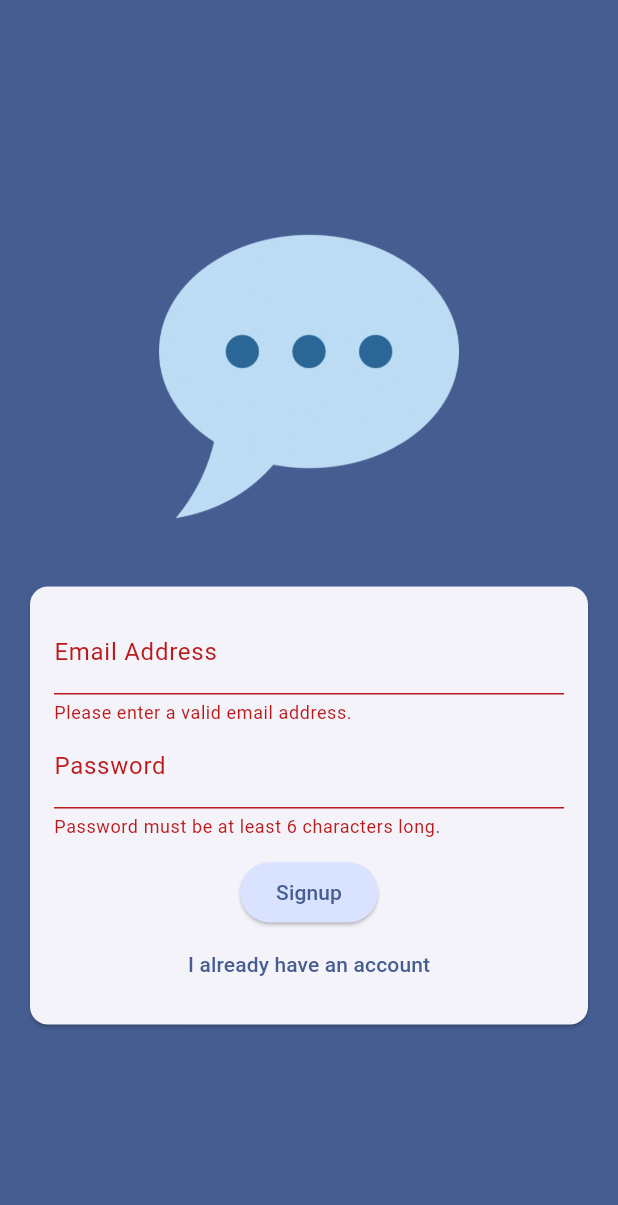
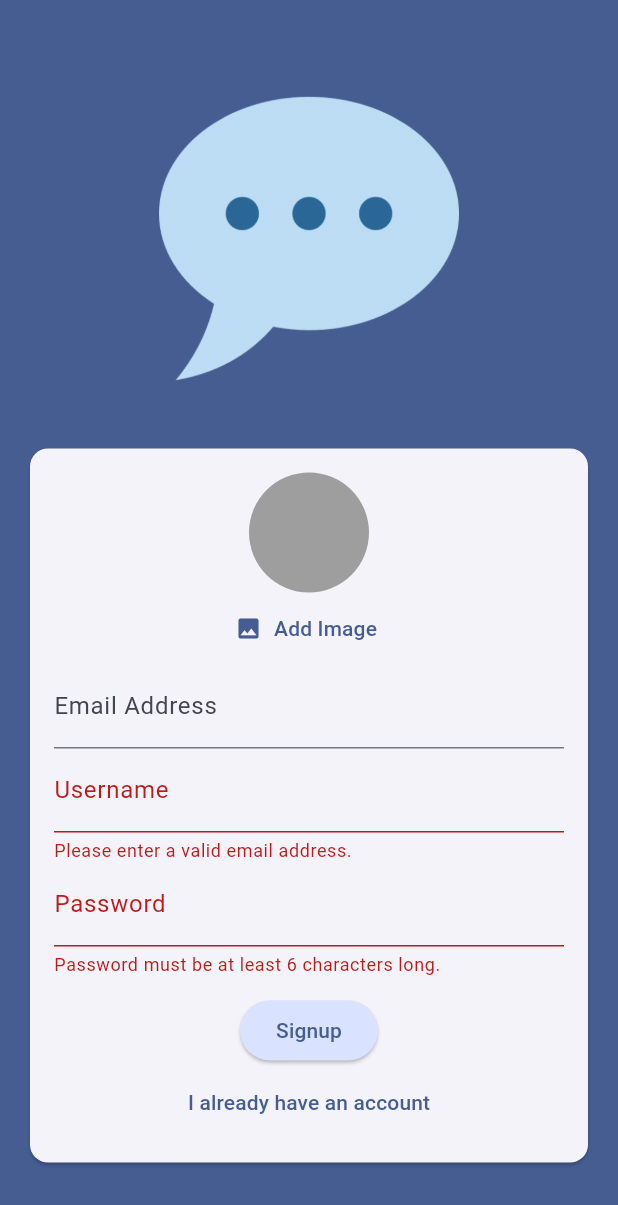
Before and after one commit to MateiEne/Flutter-Udemy, a Flutter app: the screen it shows after launch, after a tap on "Login", after a tap on "Create an account", on a phone screen of 412 x 824 dp. Shown: the top 1205 px of the screen. Run offline on Flutter 3.47's test engine with Material 3 defaults, Android fonts, the light colour scheme and no system bars; our stand-ins replace cloud_firestore, firebase_auth, firebase_core, firebase_storage, flutter_riverpod, google_fonts and 2 more; accounts and stored records are empty.

Commit message:
auth proccess is done

```diff
--- a/ChatApp/lib/main.dart
+++ b/ChatApp/lib/main.dart
@@ -1,7 +1,18 @@
 import 'package:chat_app/screens/auth.dart';
+import 'package:chat_app/screens/chat.dart';
+import 'package:chat_app/screens/splash.dart';
+
+import 'package:firebase_auth/firebase_auth.dart';
 import 'package:flutter/material.dart';
+import 'package:firebase_core/firebase_core.dart';
+import 'firebase_options.dart';
 
-void main() {
+void main() async {
+  WidgetsFlutterBinding.ensureInitialized();
+  await Firebase.initializeApp(
+    options: DefaultFirebaseOptions.currentPlatform,
+  );
+
   runApp(const MyApp());
 }
 
@@ -19,7 +30,20 @@
           seedColor: const Color.fromARGB(255, 63, 100, 177),
         ),
       ),
-      home: const AuthScreen(),
+      home: StreamBuilder(
+        stream: FirebaseAuth.instance.authStateChanges(),
+        builder: (BuildContext context, AsyncSnapshot<dynamic> snapshot) {
+          if (snapshot.connectionState == ConnectionState.waiting) {
+            return const SplashScreen();
+          }
+
+          if (snapshot.hasData) {
+            return const ChatScreen();
+          }
+
+          return const AuthScreen();
+        },
+      ),
     );
   }
 }
--- a/ChatApp/lib/screens/auth.dart
+++ b/ChatApp/lib/screens/auth.dart
@@ -1,4 +1,14 @@
+import 'dart:io';
+
+import 'package:chat_app/widgets/user_image_picker.dart';
+import 'package:cloud_firestore/cloud_firestore.dart';
+import 'package:firebase_auth/firebase_auth.dart';
+import 'package:firebase_storage/firebase_storage.dart';
 import 'package:flutter/material.dart';
+
+final _firebase = FirebaseAuth.instance; // gives access to an firebase object that will be created and managed behind
+// the scenes by the firebase SDK. This is setup once outside of the classes because I can the use that same firebase object
+// in my entire code
 
 class AuthScreen extends StatefulWidget {
   const AuthScreen({super.key});
@@ -14,15 +24,69 @@
 
   String _enteredEmail = '';
   String _enteredPassword = '';
+  String _enteredUsername = '';
 
-  void _submit() {
+  File? _selectedImage;
+  bool _isAuthenticating = false;
+
+  void _submit() async {
     final isValid = _formKey.currentState!
         .validate(); // I know that this method will be called only when the button is pressed, so the current state of the _formKey wont be null
 
-    if (isValid) {
+    if (!isValid || !_isInLoginMode && _selectedImage == null) {
+      return;
+    }
+
     _formKey.currentState!.save(); // triggers the onSave function on the Form widget
-      print(_enteredEmail);
-      print(_enteredPassword);
+
+    try {
+      setState(() {
+        _isAuthenticating = true;
+      });
+
+      if (_isInLoginMode) {
+        final UserCredential userCredentials =
+            await _firebase.signInWithEmailAndPassword(email: _enteredEmail, password: _enteredPassword);
+      } else {
+        final UserCredential userCredentials = await _firebase.createUserWithEmailAndPassword(
+            email: _enteredEmail, password: _enteredPassword); // uses firebase SDK, witch is easier then HTTP request
+
+        final Reference storageRef = FirebaseStorage.instance //
+            .ref()
+            .child('user_images')
+            .child('${userCredentials.user!.uid}.jpg');
+
+        await storageRef.putFile(_selectedImage!);
+        final String imageUrl = await storageRef.getDownloadURL();
+
+        await FirebaseFirestore.instance //
+            .collection('users')
+            .doc(userCredentials.user!.uid)
+            .set({
+          'username': _enteredUsername,
+          'email': _enteredEmail,
+          'image_url': imageUrl,
+        });
+      }
+    } on FirebaseAuthException catch (error) {
+      if (error.code == 'email-already-in-use') {
+        // ...
+      }
+
+      if (!ScaffoldMessenger.of(context).mounted) {
+        return;
+      }
+
+      ScaffoldMessenger.of(context).clearSnackBars();
+      ScaffoldMessenger.of(context).showSnackBar(
+        SnackBar(
+          content: Text(error.message ?? 'Authentication failed.'),
+        ),
+      );
+
+      setState(() {
+        _isAuthenticating = false;
+      });
     }
   }
 
@@ -55,6 +119,12 @@
                       child: Column(
                         mainAxisSize: MainAxisSize.min,
                         children: [
+                          if (!_isInLoginMode)
+                            UserImagePicker(
+                              onPickImage: (pickedImage) {
+                                _selectedImage = pickedImage;
+                              },
+                            ),
                           TextFormField(
                             decoration: const InputDecoration(labelText: 'Email Address'),
                             keyboardType: TextInputType.emailAddress,
@@ -70,6 +140,21 @@
                             },
                             onSaved: (value) {
                               _enteredEmail = value!;
+                            },
+                          ),
+                          if (!_isInLoginMode)
+                            TextFormField(
+                              decoration: const InputDecoration(labelText: 'Username'),
+                              enableSuggestions: false,
+                              validator: (value) {
+                                if (value == null || value.trim().isEmpty || value.trim().length < 4) {
+                                  return 'Please enter at least 4 characters.';
+                                }
+
+                                return null;
+                              },
+                              onSaved: (value) {
+                                _enteredUsername = value!;
                               },
                             ),
                           TextFormField(
@@ -90,6 +175,8 @@
                           const SizedBox(
                             height: 12,
                           ),
+                          if (_isAuthenticating) const CircularProgressIndicator(),
+                          if (!_isAuthenticating)
                             ElevatedButton(
                               onPressed: _submit,
                               style: ElevatedButton.styleFrom(
@@ -97,6 +184,7 @@
                               ),
                               child: Text(_isInLoginMode ? 'Login' : 'Signup'),
                             ),
+                          if (!_isAuthenticating)
                             TextButton(
                               onPressed: () {
                                 setState(() {
--- /dev/null
+++ b/ChatApp/lib/screens/splash.dart
@@ -0,0 +1,17 @@
+import 'package:flutter/material.dart';
+
+class SplashScreen extends StatelessWidget {
+  const SplashScreen({super.key});
+
+  @override
+  Widget build(BuildContext context) {
+    return Scaffold(
+      appBar: AppBar(
+        title: const Text('Chat'),
+      ),
+      body: const Center(
+        child: Text('Loading...!'),
+      ),
+    );
+  }
+}
--- /dev/null
+++ b/ChatApp/lib/widgets/user_image_picker.dart
@@ -0,0 +1,59 @@
+import 'dart:io';
+
+import 'package:flutter/material.dart';
+import 'package:image_picker/image_picker.dart';
+
+class UserImagePicker extends StatefulWidget {
+  const UserImagePicker({
+    super.key,
+    required this.onPickImage,
+  });
+
+  final void Function(File pickedImage) onPickImage;
+
+  @override
+  State<UserImagePicker> createState() => _UserImagePickerState();
+}
+
+class _UserImagePickerState extends State<UserImagePicker> {
+  File? _pickedImage;
+
+  void _pickImage() async {
+    final XFile? pickedImage = await ImagePicker().pickImage(
+      source: ImageSource.camera,
+      imageQuality: 50,
+      maxWidth: 150,
+    );
+
+    if (pickedImage == null) {
+      return;
+    }
+
+    setState(() {
+      _pickedImage = File(pickedImage.path);
+    });
+
+    widget.onPickImage(_pickedImage!);
+  }
+
+  @override
+  Widget build(BuildContext context) {
+    return Column(
+      children: [
+        CircleAvatar(
+          radius: 40,
+          backgroundColor: Colors.grey,
+          foregroundImage: _pickedImage != null ? FileImage(_pickedImage!) : null,
+        ),
+        TextButton.icon(
+          onPressed: _pickImage,
+          label: Text(
+            'Add Image',
+            style: TextStyle(color: Theme.of(context).colorScheme.primary),
+          ),
+          icon: const Icon(Icons.image),
+        ),
+      ],
+    );
+  }
+}
--- a/ChatApp/pubspec.yaml
+++ b/ChatApp/pubspec.yaml
@@ -37,6 +37,9 @@
   cupertino_icons: ^1.0.8
   firebase_core: ^3.3.0
   firebase_auth: ^5.1.4
+  firebase_storage: ^12.1.3
+  image_picker: ^1.1.2
+  cloud_firestore: ^5.2.1
 
 dev_dependencies:
   flutter_test:
```
Also changed, not shown: ChatApp/lib/screens/chat.dart (added, +29 -0 lines), ChatApp/pubspec.lock, 6 other files. Lines whose indentation alone changed are shown as unchanged.
